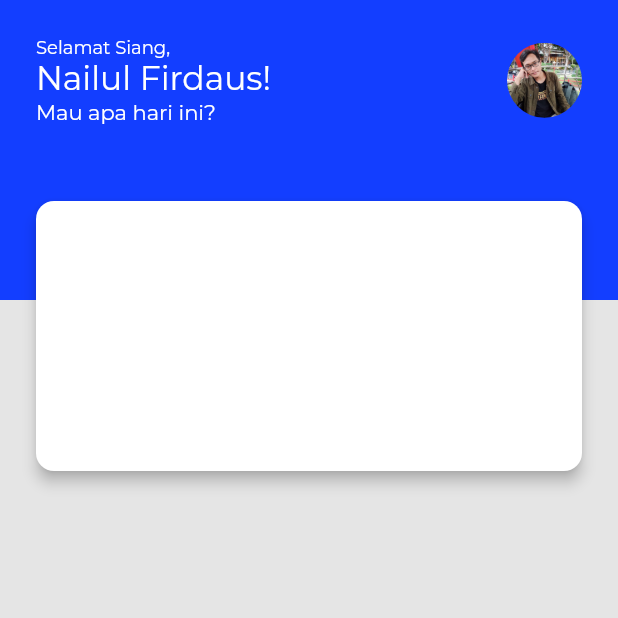
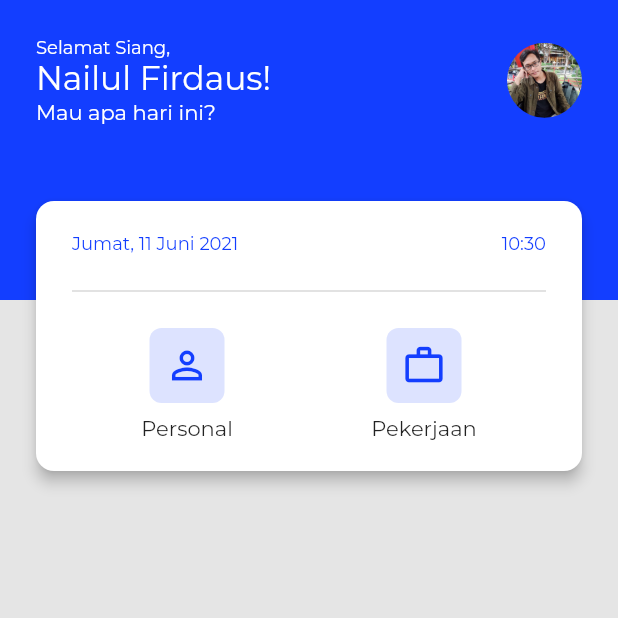
Before and after one commit to nailnafir/flutter-todo, a Flutter app: the screen it shows after launch, on a phone screen of 412 x 824 dp, the top half of it. Run offline on Flutter 3.47's test engine with Material 2 defaults, Android fonts, the phone set to English and light mode, and no system bars; our stand-ins replace google_fonts.

Commit message:
add method categories

```diff
--- a/lib/pages/home_page.dart
+++ b/lib/pages/home_page.dart
@@ -95,6 +95,7 @@ class _HomePageState extends State<HomePage> {
                         height: 180,
                         padding:
                             EdgeInsets.symmetric(vertical: 12, horizontal: 24),
+                        child: categories(),
                       ),
                     ),
                   ),
@@ -169,3 +170,77 @@ userProfile() {
     ),
   );
 }
+
+categories() {
+  return Column(
+    mainAxisAlignment: MainAxisAlignment.spaceAround,
+    children: [
+      Row(
+        mainAxisAlignment: MainAxisAlignment.spaceBetween,
+        crossAxisAlignment: CrossAxisAlignment.start,
+        children: [
+          Text(
+            "${DateTime.now().dayName}, ${DateTime.now().day} ${DateTime.now().monthName} ${DateTime.now().year}",
+            style: TextStyle(
+              fontSize: 12,
+              color: Color(0xFF133EFF),
+            ),
+            textAlign: TextAlign.center,
+          ),
+          Text(
+            "${DateTime.now().hour}:${DateTime.now().minute}",
+            style: TextStyle(
+              fontSize: 12,
+              color: Color(0xFF133EFF),
+            ),
+            textAlign: TextAlign.center,
+          ),
+        ],
+      ),
+      Divider(color: Color(0xFFC5C5C5)),
+      Row(
+        mainAxisAlignment: MainAxisAlignment.spaceAround,
+        children: [
+          Column(
+            children: [
+              Container(
+                margin: EdgeInsets.only(bottom: 8),
+                width: 50,
+                height: 50,
+                decoration: BoxDecoration(
+                  color: Color(0x25133EFF),
+                  borderRadius: BorderRadius.circular(8),
+                ),
+                child: Icon(
+                  Icons.person_outline,
+                  color: Color(0xFF133EFF),
+                  size: 30,
+                ),
+              ),
+              Text("Personal"),
+            ],
+          ),
+          Column(
+            children: [
+              Container(
+                margin: EdgeInsets.only(bottom: 8),
+                width: 50,
+                height: 50,
+                decoration: BoxDecoration(
+                  color: Color(0x25133EFF),
+                  borderRadius: BorderRadius.circular(8),
+                ),
+                child: Icon(
+                  Icons.work_outline,
+                  color: Color(0xFF133EFF),
+                  size: 30,
+                ),
+              ),
+              Text("Pekerjaan"),
+            ],
+          ),
+        ],
+      ),
+    ],
+  );
+}
```
Also changed, not shown: images/icon_personal.png (added), images/icon_work.png (added).
